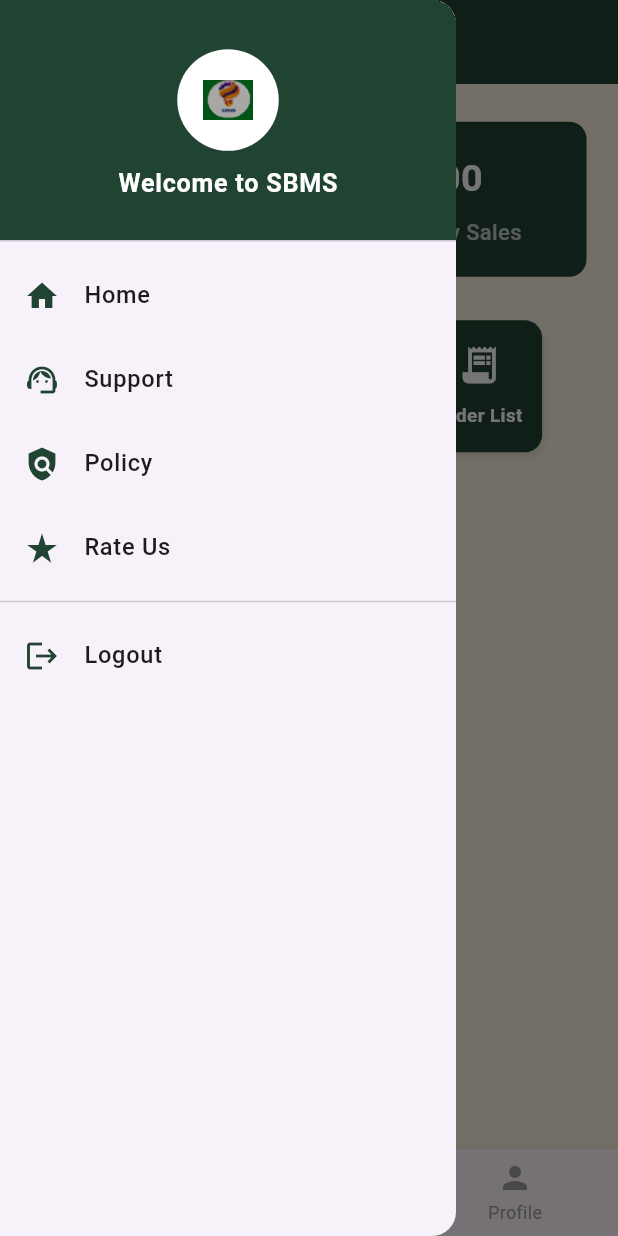
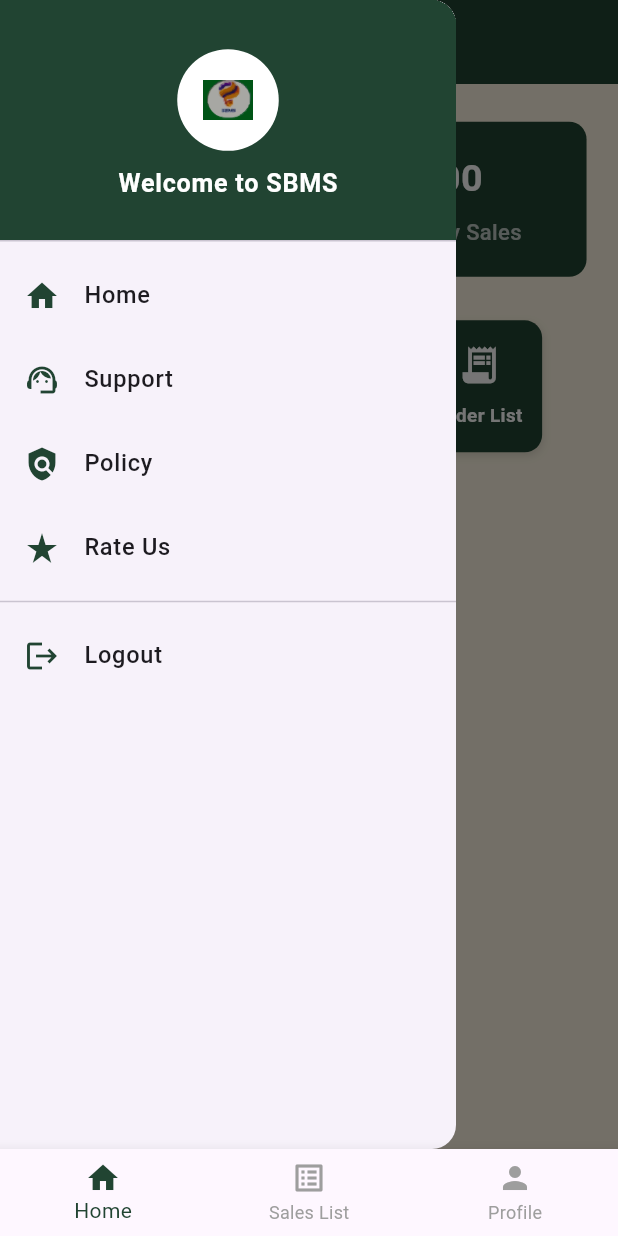
Before and after one commit to ebrahim48/sbms_app, a Flutter app: the HomeScreen screen opened by its route, after a tap on the "menu" icon, on a phone screen of 412 x 824 dp. Run offline on Flutter 3.47's test engine with Material 3 defaults, Android fonts, the phone set to English and light mode, and no system bars; drawn by our look-alikes of toastification; our stand-ins replace cached_network_image, device_preview, flutter_screenutil, flutter_spinkit, flutter_svg, get and 7 more; missing offline and left inert: mime_type; accounts and stored records are empty; network calls fail.

Commit message:
feat: bottomnavbar add

```diff
--- a/lib/core/config/app_routes/app_routes.dart
+++ b/lib/core/config/app_routes/app_routes.dart
@@ -9,6 +9,7 @@ import 'package:sbms_apps/core/presentations/screens/home/product_list_screen.da
 import '../../presentations/screens/auth/signin/sign_in _screen.dart';
 import '../../presentations/screens/home/bank_receivelist_screen.dart';
 import '../../presentations/screens/home/sales_list_screen.dart';
+import '../../presentations/screens/main_bottom_nav_screen.dart';
 import '../../presentations/screens/onboarding/onboarding_screen.dart';
 import '../../presentations/screens/onboarding/onboarding_start_screen.dart';
 import '../../presentations/screens/profile/view_profile_screen.dart';
--- a/lib/core/presentations/screens/home/home_screen.dart
+++ b/lib/core/presentations/screens/home/home_screen.dart
@@ -2,13 +2,58 @@ import 'package:flutter/material.dart';
 import 'package:flutter_screenutil/flutter_screenutil.dart';
 import 'package:go_router/go_router.dart';
 import 'package:sbms_apps/core/config/app_routes/app_routes.dart';
+import 'package:sbms_apps/core/presentations/screens/home/sales_list_screen.dart';
 
 import '../../../../global/custom_assets/assets.gen.dart';
 import '../../../constants/app_colors.dart';
+import '../profile/view_profile_screen.dart';
 
-class HomeScreen extends StatelessWidget {
+class HomeScreen extends StatefulWidget {
   const HomeScreen({super.key});
 
+  @override
+  State<HomeScreen> createState() => _HomeScreenState();
+}
+
+class _HomeScreenState extends State<HomeScreen> {
+  int _currentIndex = 0;
+
+  final List<Widget> _screens = [
+    _HomeContent(),
+    const SalesListScreen(),
+    ViewProfileScreen(),
+  ];
+
+  @override
+  Widget build(BuildContext context) {
+    return Scaffold(
+      body: _screens[_currentIndex],
+      bottomNavigationBar: BottomNavigationBar(
+        selectedItemColor: AppColors.primaryColor,
+        unselectedItemColor: Colors.grey,
+        currentIndex: _currentIndex,
+        onTap: (index) {
+          setState(() {
+            _currentIndex = index;
+          });
+        },
+        type: BottomNavigationBarType.fixed,
+        items: const [
+          BottomNavigationBarItem(icon: Icon(Icons.home), label: 'Home'),
+          BottomNavigationBarItem(
+              icon: Icon(Icons.list_alt),
+              label: 'Sales List'),
+          BottomNavigationBarItem(
+              icon: Icon(Icons.person),
+              label: 'Profile'),
+        ],
+      ),
+    );
+  }
+}
+
+// Extract the original home content to a separate widget
+class _HomeContent extends StatelessWidget {
   @override
   Widget build(BuildContext context) {
     return Scaffold(
@@ -27,23 +72,6 @@ class HomeScreen extends StatelessWidget {
             onPressed: () => Scaffold.of(context).openDrawer(),
           ),
         ),
-      ),
-      bottomNavigationBar: BottomNavigationBar(
-        selectedItemColor: AppColors.primaryColor,
-        unselectedItemColor: Colors.grey,
-        currentIndex: 0,
-        onTap: (index) {
-
-        },
-        items: const [
-          BottomNavigationBarItem(icon: Icon(Icons.home), label: 'Home'),
-          BottomNavigationBarItem(
-              icon: Icon(Icons.list_alt),
-              label: 'Sales List'),
-          BottomNavigationBarItem(
-              icon: Icon(Icons.person),
-              label: 'Profile'),
-        ],
       ),
       body: SingleChildScrollView(
         padding: EdgeInsets.symmetric(horizontal: 20.w, vertical: 16.h),
@@ -163,7 +191,9 @@ class HomeScreen extends StatelessWidget {
           _buildDrawerItem(
             icon: Icons.support_agent,
             text: "Support",
-            onTap: () {},
+            onTap: () {
+
+            },
           ),
           _buildDrawerItem(
             icon: Icons.policy,
```
Also changed, not shown: lib/core/presentations/screens/main_bottom_nav_screen.dart (added, +55 -0 lines).
